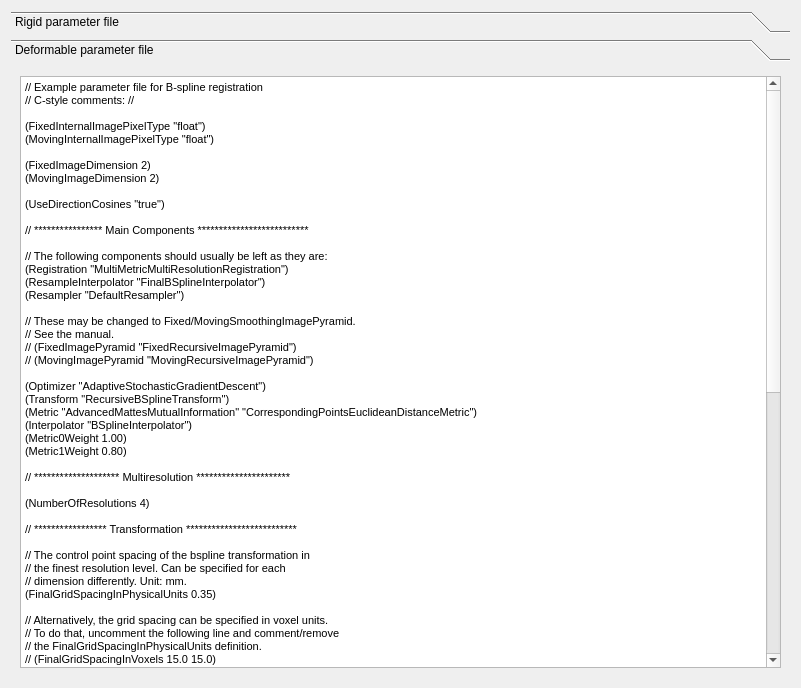
This is Plugins/org.mitk.gui.qt.m2.OpticalImageRegistration/src/internal/ParameterFileEditorDialog.ui in m2aia/m2aia as Qt 5 draws it before an edit. The edited form follows.
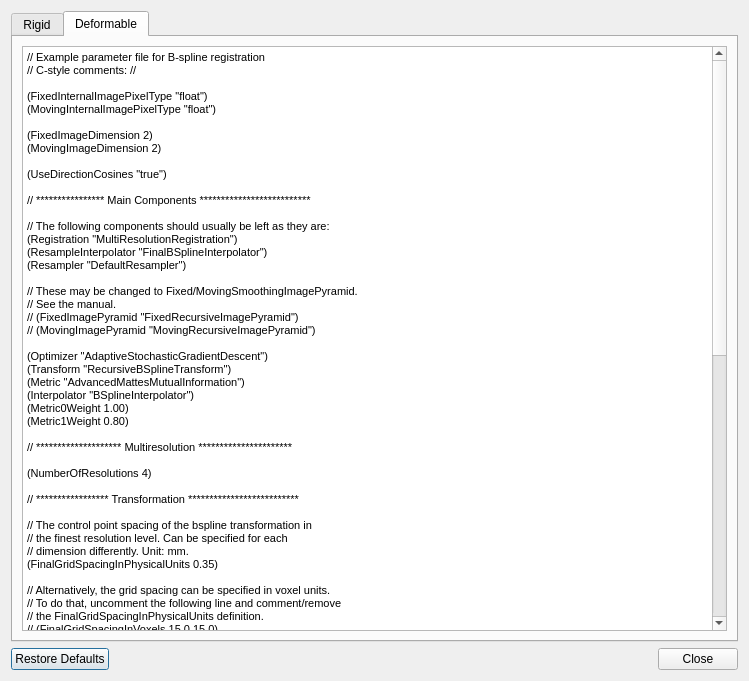
This is the edited form. The open tabs and pages were chosen to show the change.

Commit message: add ion image export using peak, update registration plugin

The edit to the form file:
```diff
--- a/Plugins/org.mitk.gui.qt.m2.OpticalImageRegistration/src/internal/ParameterFileEditorDialog.ui
+++ b/Plugins/org.mitk.gui.qt.m2.OpticalImageRegistration/src/internal/ParameterFileEditorDialog.ui
@@ -6,8 +6,8 @@
    <rect>
     <x>0</x>
     <y>0</y>
-    <width>801</width>
-    <height>688</height>
+    <width>749</width>
+    <height>681</height>
    </rect>
   </property>
   <property name="windowTitle">
@@ -15,21 +15,13 @@
   </property>
   <layout class="QVBoxLayout" name="verticalLayout">
    <item>
-    <widget class="QToolBox" name="toolBox">
+    <widget class="QTabWidget" name="tabWidget">
      <property name="currentIndex">
       <number>1</number>
      </property>
-     <widget class="QWidget" name="page_3">
-      <property name="geometry">
-       <rect>
-        <x>0</x>
-        <y>0</y>
-        <width>98</width>
-        <height>88</height>
-       </rect>
-      </property>
-      <attribute name="label">
-       <string>Rigid parameter file</string>
+     <widget class="QWidget" name="tabWidgetPage1" native="true">
+      <attribute name="title">
+       <string>Rigid</string>
       </attribute>
       <layout class="QVBoxLayout" name="verticalLayout_2">
        <item>
@@ -135,17 +127,9 @@
        </item>
       </layout>
      </widget>
-     <widget class="QWidget" name="page_4">
-      <property name="geometry">
-       <rect>
-        <x>0</x>
-        <y>0</y>
-        <width>783</width>
-        <height>612</height>
-       </rect>
-      </property>
-      <attribute name="label">
-       <string>Deformable parameter file</string>
+     <widget class="QWidget" name="tabWidgetPage2" native="true">
+      <attribute name="title">
+       <string>Deformable</string>
       </attribute>
       <layout class="QVBoxLayout" name="verticalLayout_3">
        <item>
@@ -169,7 +153,7 @@
 &lt;p style=&quot; margin-top:0px; margin-bottom:0px; margin-left:0px; margin-right:0px; -qt-block-indent:0; text-indent:0px;&quot;&gt;&lt;span style=&quot; font-family:'MS Shell Dlg 2'; font-size:8.14286pt;&quot;&gt;// **************** Main Components **************************&lt;/span&gt;&lt;/p&gt;
 &lt;p style=&quot;-qt-paragraph-type:empty; margin-top:0px; margin-bottom:0px; margin-left:0px; margin-right:0px; -qt-block-indent:0; text-indent:0px; font-family:'MS Shell Dlg 2'; font-size:8.14286pt;&quot;&gt;&lt;br /&gt;&lt;/p&gt;
 &lt;p style=&quot; margin-top:0px; margin-bottom:0px; margin-left:0px; margin-right:0px; -qt-block-indent:0; text-indent:0px;&quot;&gt;&lt;span style=&quot; font-family:'MS Shell Dlg 2'; font-size:8.14286pt;&quot;&gt;// The following components should usually be left as they are:&lt;/span&gt;&lt;/p&gt;
-&lt;p style=&quot; margin-top:0px; margin-bottom:0px; margin-left:0px; margin-right:0px; -qt-block-indent:0; text-indent:0px;&quot;&gt;&lt;span style=&quot; font-family:'MS Shell Dlg 2'; font-size:8.14286pt;&quot;&gt;(Registration &amp;quot;MultiMetricMultiResolutionRegistration&amp;quot;)&lt;/span&gt;&lt;/p&gt;
+&lt;p style=&quot; margin-top:0px; margin-bottom:0px; margin-left:0px; margin-right:0px; -qt-block-indent:0; text-indent:0px;&quot;&gt;&lt;span style=&quot; font-family:'MS Shell Dlg 2'; font-size:8.14286pt;&quot;&gt;(Registration &amp;quot;MultiResolutionRegistration&amp;quot;)&lt;/span&gt;&lt;/p&gt;
 &lt;p style=&quot; margin-top:0px; margin-bottom:0px; margin-left:0px; margin-right:0px; -qt-block-indent:0; text-indent:0px;&quot;&gt;&lt;span style=&quot; font-family:'MS Shell Dlg 2'; font-size:8.14286pt;&quot;&gt;(ResampleInterpolator &amp;quot;FinalBSplineInterpolator&amp;quot;)&lt;/span&gt;&lt;/p&gt;
 &lt;p style=&quot; margin-top:0px; margin-bottom:0px; margin-left:0px; margin-right:0px; -qt-block-indent:0; text-indent:0px;&quot;&gt;&lt;span style=&quot; font-family:'MS Shell Dlg 2'; font-size:8.14286pt;&quot;&gt;(Resampler &amp;quot;DefaultResampler&amp;quot;)&lt;/span&gt;&lt;/p&gt;
 &lt;p style=&quot;-qt-paragraph-type:empty; margin-top:0px; margin-bottom:0px; margin-left:0px; margin-right:0px; -qt-block-indent:0; text-indent:0px; font-family:'MS Shell Dlg 2'; font-size:8.14286pt;&quot;&gt;&lt;br /&gt;&lt;/p&gt;
@@ -180,7 +164,7 @@
 &lt;p style=&quot;-qt-paragraph-type:empty; margin-top:0px; margin-bottom:0px; margin-left:0px; margin-right:0px; -qt-block-indent:0; text-indent:0px; font-family:'MS Shell Dlg 2'; font-size:8.14286pt;&quot;&gt;&lt;br /&gt;&lt;/p&gt;
 &lt;p style=&quot; margin-top:0px; margin-bottom:0px; margin-left:0px; margin-right:0px; -qt-block-indent:0; text-indent:0px;&quot;&gt;&lt;span style=&quot; font-family:'MS Shell Dlg 2'; font-size:8.14286pt;&quot;&gt;(Optimizer &amp;quot;AdaptiveStochasticGradientDescent&amp;quot;)&lt;/span&gt;&lt;/p&gt;
 &lt;p style=&quot; margin-top:0px; margin-bottom:0px; margin-left:0px; margin-right:0px; -qt-block-indent:0; text-indent:0px;&quot;&gt;&lt;span style=&quot; font-family:'MS Shell Dlg 2'; font-size:8.14286pt;&quot;&gt;(Transform &amp;quot;RecursiveBSplineTransform&amp;quot;)&lt;/span&gt;&lt;/p&gt;
-&lt;p style=&quot; margin-top:0px; margin-bottom:0px; margin-left:0px; margin-right:0px; -qt-block-indent:0; text-indent:0px;&quot;&gt;&lt;span style=&quot; font-family:'MS Shell Dlg 2'; font-size:8.14286pt;&quot;&gt;(Metric &amp;quot;AdvancedMattesMutualInformation&amp;quot; &amp;quot;CorrespondingPointsEuclideanDistanceMetric&amp;quot;)&lt;/span&gt;&lt;/p&gt;
+&lt;p style=&quot; margin-top:0px; margin-bottom:0px; margin-left:0px; margin-right:0px; -qt-block-indent:0; text-indent:0px;&quot;&gt;&lt;span style=&quot; font-family:'MS Shell Dlg 2'; font-size:8.14286pt;&quot;&gt;(Metric &amp;quot;AdvancedMattesMutualInformation&amp;quot;)&lt;/span&gt;&lt;/p&gt;
 &lt;p style=&quot; margin-top:0px; margin-bottom:0px; margin-left:0px; margin-right:0px; -qt-block-indent:0; text-indent:0px;&quot;&gt;&lt;span style=&quot; font-family:'MS Shell Dlg 2'; font-size:8.14286pt;&quot;&gt;(Interpolator &amp;quot;BSplineInterpolator&amp;quot;)&lt;/span&gt;&lt;/p&gt;
 &lt;p style=&quot; margin-top:0px; margin-bottom:0px; margin-left:0px; margin-right:0px; -qt-block-indent:0; text-indent:0px;&quot;&gt;&lt;span style=&quot; font-family:'MS Shell Dlg 2'; font-size:8.14286pt;&quot;&gt;(Metric0Weight 1.00)&lt;/span&gt;&lt;/p&gt;
 &lt;p style=&quot; margin-top:0px; margin-bottom:0px; margin-left:0px; margin-right:0px; -qt-block-indent:0; text-indent:0px;&quot;&gt;&lt;span style=&quot; font-family:'MS Shell Dlg 2'; font-size:8.14286pt;&quot;&gt;(Metric1Weight 0.80)&lt;/span&gt;&lt;/p&gt;
@@ -278,6 +262,16 @@
      </widget>
     </widget>
    </item>
+   <item>
+    <widget class="QDialogButtonBox" name="buttonBox">
+     <property name="orientation">
+      <enum>Qt::Horizontal</enum>
+     </property>
+     <property name="standardButtons">
+      <set>QDialogButtonBox::Close|QDialogButtonBox::RestoreDefaults</set>
+     </property>
+    </widget>
+   </item>
   </layout>
  </widget>
  <resources/>
```
Left out of the diff: 43 changed lines with no effect on the pictures. The commit also changes 8 other files.
